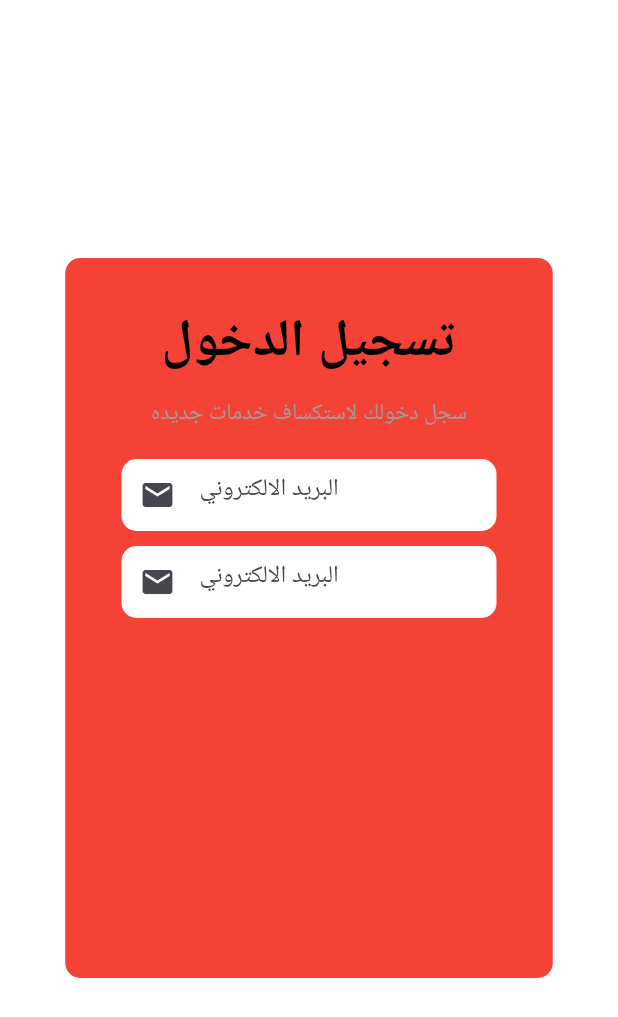
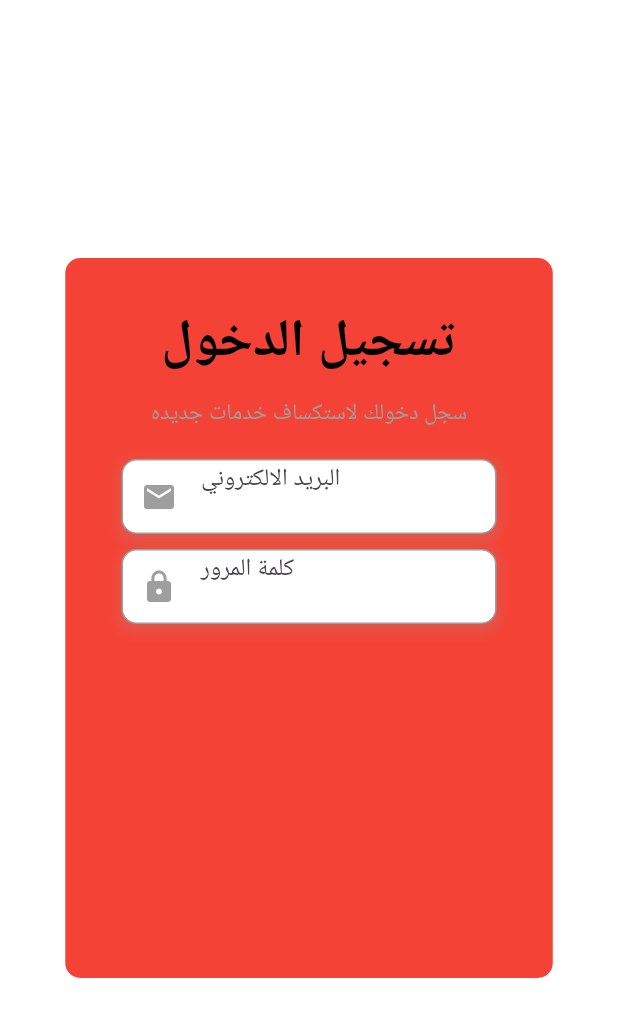
Before and after one commit to Shehab-Emad20/AL-Mahaba, a Flutter app: the screen it shows after launch, on a phone screen of 412 x 824 dp. Shown: the top 1017 px of the screen. Run offline on Flutter 3.47's test engine with Material 3 defaults, Android fonts, the phone set to English and light mode, and no system bars.

Commit message:
rafactor code

```diff
--- a/lib/almahaba_home.dart
+++ b/lib/almahaba_home.dart
@@ -1,3 +1,4 @@
+import 'package:almahaba/widgets/login_form.dart';
 import 'package:flutter/material.dart';
 
 class AlmahabaHome extends StatelessWidget {
@@ -12,66 +13,7 @@
           height: MediaQuery.of(context).size.height,
           color: Colors.white, // Background color for the whole page
           child: Center(
-            child: Container(
-              height: 480,
-              width: 325,
-              decoration: BoxDecoration(
-                color: Colors.red,
-                borderRadius: BorderRadius.circular(10),
-              ),
-              child: Column(
-                crossAxisAlignment: CrossAxisAlignment.center,
-                children: [
-                  const SizedBox(height: 30),
-                  const Text(
-                    'تسجيل الدخول',
-                    style: TextStyle(
-                      fontSize: 35,
-                      fontWeight: FontWeight.bold,
-                      color: Colors.black,
-                    ),
-                  ),
-                  const SizedBox(height: 10),
-                  const Text(
-                    'سجل دخولك لاستكساف خدمات جديده',
-                    style: TextStyle(
-                      fontSize: 15,
-                      color: Colors.grey,
-                    ),
-                  ),
-                  const SizedBox(height: 20),
-                  Container(
-                    width: 250,
-                    decoration: BoxDecoration(
-                      color: Colors.white,
-                      borderRadius: BorderRadius.circular(10),
-                    ),
-                    child: const TextField(
-                      decoration: InputDecoration(
-                        hintText: 'البريد الالكتروني',
-                        border: InputBorder.none,
-                        prefixIcon: Icon(Icons.email),
-                      ),
-                    ),
-                  ),
-                  const SizedBox(height: 10),
-                  Container(
-                    width: 250,
-                    decoration: BoxDecoration(
-                      color: Colors.white,
-                      borderRadius: BorderRadius.circular(10),
-                    ),
-                    child: const TextField(
-                      decoration: InputDecoration(
-                        hintText: 'البريد الالكتروني',
-                        border: InputBorder.none,
-                        prefixIcon: Icon(Icons.email),
-                      ),
-                    ),
-                  ),
-                ],
-              ),
-            ),
+            child: LoginForm(),
           ),
         ),
       ),
--- /dev/null
+++ b/lib/widgets/header_text.dart
@@ -0,0 +1,29 @@
+import 'package:flutter/material.dart';
+
+class HeaderText extends StatelessWidget {
+  final String title;
+  final double fontSize;
+  final Color color;
+  final FontWeight fontWeight;
+
+  const HeaderText({
+    super.key,
+    required this.title,
+    this.fontSize = 16,
+    this.color = Colors.black,
+    this.fontWeight = FontWeight.normal,
+  });
+
+  @override
+  Widget build(BuildContext context) {
+    return Text(
+      title,
+      style: TextStyle(
+        fontSize: fontSize,
+        color: color,
+        fontWeight: fontWeight,
+      ),
+      textAlign: TextAlign.center,
+    );
+  }
+}
--- /dev/null
+++ b/lib/widgets/input_field.dart
@@ -0,0 +1,40 @@
+import 'package:flutter/material.dart';
+
+class InputField extends StatelessWidget {
+  final String hintText;
+  final IconData icon;
+
+  const InputField({
+    super.key,
+    required this.hintText,
+    required this.icon,
+  });
+
+  @override
+  Widget build(BuildContext context) {
+    return Container(
+      width: 250,
+      decoration: BoxDecoration(
+        color: Colors.white,
+        borderRadius: BorderRadius.circular(10),
+        border: Border.all(color: Colors.grey, width: 1), // إضافة حدود رمادية
+        boxShadow: [
+          BoxShadow(
+            color: Colors.grey.withOpacity(0.2), // لون الظل
+            spreadRadius: 2,
+            blurRadius: 5,
+            offset: Offset(0, 3), // موضع الظل
+          ),
+        ],
+      ),
+      child: TextField(
+        decoration: InputDecoration(
+          hintText: hintText,
+          border: InputBorder.none,
+          prefixIcon: Icon(icon, color: Colors.grey),
+          contentPadding: const EdgeInsets.symmetric(horizontal: 10),
+        ),
+      ),
+    );
+  }
+}
--- /dev/null
+++ b/lib/widgets/login_form.dart
@@ -0,0 +1,47 @@
+import 'package:almahaba/widgets/header_text.dart';
+import 'package:almahaba/widgets/input_field.dart';
+import 'package:flutter/material.dart';
+
+class LoginForm extends StatelessWidget {
+  const LoginForm({super.key});
+
+  @override
+  Widget build(BuildContext context) {
+    return Container(
+      height: 480,
+      width: 325,
+      decoration: BoxDecoration(
+        color: Colors.red,
+        borderRadius: BorderRadius.circular(10),
+      ),
+      child: Column(
+        crossAxisAlignment: CrossAxisAlignment.center,
+        children: const [
+          SizedBox(height: 30),
+          HeaderText(
+            title: 'تسجيل الدخول',
+            fontSize: 35,
+            color: Colors.black,
+            fontWeight: FontWeight.bold,
+          ),
+          SizedBox(height: 10),
+          HeaderText(
+            title: 'سجل دخولك لاستكساف خدمات جديده',
+            fontSize: 15,
+            color: Colors.grey,
+          ),
+          SizedBox(height: 20),
+          InputField(
+            hintText: 'البريد الالكتروني',
+            icon: Icons.email,
+          ),
+          SizedBox(height: 10),
+          InputField(
+            hintText: 'كلمة المرور',
+            icon: Icons.lock,
+          ),
+        ],
+      ),
+    );
+  }
+}
```
